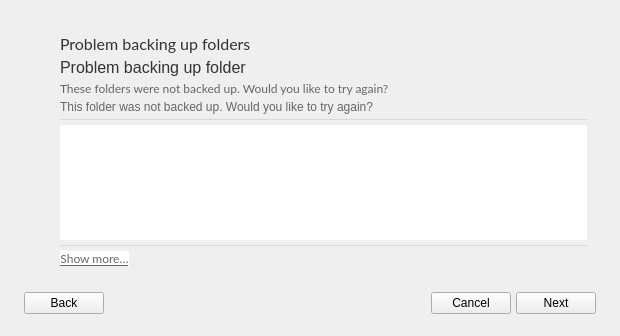
Old version of the form src/MEGASync/gui/macx/BackupsWizard.ui in the repository meganz/MEGAsync.
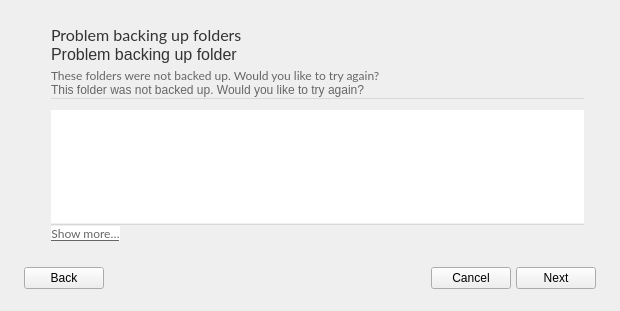
New version of the form. The open tabs and pages were chosen to show the change. Icons and pictures are not drawn.

Commit message: SNC-2141. Backups mac polish errors

Diff of the .ui file:
```diff
--- a/src/MEGASync/gui/macx/BackupsWizard.ui
+++ b/src/MEGASync/gui/macx/BackupsWizard.ui
@@ -10,7 +10,7 @@
     <x>0</x>
     <y>0</y>
     <width>620</width>
-    <height>505</height>
+    <height>375</height>
    </rect>
   </property>
   <property name="sizePolicy">
@@ -29,7 +29,7 @@
    <string>Setup backups</string>
   </property>
   <property name="windowIcon">
-   <iconset resource="../Resources_win.qrc">
+   <iconset resource="../Resources_macx.qrc">
     <normaloff>:/images/icons/ico_backup.png</normaloff>:/images/icons/ico_backup.png</iconset>
   </property>
   <property name="styleSheet">
@@ -255,7 +255,7 @@
       <string notr="true"/>
      </property>
      <property name="currentIndex">
-      <number>0</number>
+      <number>3</number>
      </property>
      <widget class="QWidget" name="pStep1">
       <property name="sizePolicy">
@@ -266,13 +266,13 @@
       </property>
       <layout class="QVBoxLayout" name="verticalLayout_7">
        <property name="leftMargin">
-        <number>0</number>
+        <number>16</number>
        </property>
        <property name="topMargin">
-        <number>0</number>
+        <number>6</number>
        </property>
        <property name="rightMargin">
-        <number>0</number>
+        <number>16</number>
        </property>
        <property name="bottomMargin">
         <number>0</number>
@@ -319,30 +319,6 @@
         </widget>
        </item>
        <item>
-        <layout class="QVBoxLayout" name="verticalLayout_6">
-         <property name="spacing">
-          <number>7</number>
-         </property>
-         <item>
-          <widget class="QLabel" name="lSubtitleStep1">
-           <property name="sizePolicy">
-            <sizepolicy hsizetype="Preferred" vsizetype="Maximum">
-             <horstretch>0</horstretch>
-             <verstretch>0</verstretch>
-            </sizepolicy>
-           </property>
-           <property name="text">
-            <string>&lt;html&gt;&lt;head/&gt;&lt;body&gt;&lt;p&gt;&lt;span style=&quot; font-size:12px;&quot;&gt;MEGA Backup ensures changes to your local folders and files are automatically uploaded and synchronised to the MEGA Cloud.&lt;/span&gt;&lt;/p&gt;&lt;/body&gt;&lt;/html&gt;</string>
-           </property>
-           <property name="textFormat">
-            <enum>Qt::RichText</enum>
-           </property>
-           <property name="wordWrap">
-            <bool>true</bool>
-           </property>
-          </widget>
-         </item>
-         <item>
           <widget class="QFrame" name="fFoldersStep1">
            <property name="sizePolicy">
             <sizepolicy hsizetype="Preferred" vsizetype="Expanding">
@@ -583,8 +559,6 @@
            </layout>
           </widget>
          </item>
-        </layout>
-       </item>
        <item>
         <widget class="QStackedWidget" name="sMoreFolders">
          <property name="sizePolicy">
@@ -745,6 +719,12 @@
            <height>0</height>
           </size>
          </property>
+         <property name="maximumSize">
+          <size>
+           <width>16777215</width>
+           <height>16777215</height>
+          </size>
+         </property>
          <property name="frameShape">
           <enum>QFrame::NoFrame</enum>
          </property>
@@ -951,7 +931,7 @@
           <string notr="true"/>
          </property>
          <property name="pixmap">
-          <pixmap resource="../Resources_win.qrc">:/images/bug_report_success.png</pixmap>
+          <pixmap resource="../Resources_macx.qrc">:/images/bug_report_success.png</pixmap>
          </property>
         </widget>
        </item>
@@ -1075,20 +1055,29 @@
        <property name="spacing">
         <number>20</number>
        </property>
+       <property name="leftMargin">
+        <number>0</number>
+       </property>
+       <property name="topMargin">
+        <number>0</number>
+       </property>
+       <property name="rightMargin">
+        <number>12</number>
+       </property>
        <item alignment="Qt::AlignTop">
         <widget class="QLabel" name="lErrorIcon">
          <property name="text">
           <string notr="true"/>
          </property>
          <property name="pixmap">
-          <pixmap resource="../Resources_win.qrc">:/images/icon_error.png</pixmap>
+          <pixmap resource="../Resources_macx.qrc">:/images/icon_error.png</pixmap>
          </property>
         </widget>
        </item>
        <item>
-        <layout class="QVBoxLayout" name="verticalLayout_4" stretch="0,0,0,0,0,0,0,0">
+        <layout class="QVBoxLayout" name="verticalLayout_4" stretch="0,0,0,0,0,0,0,0,0,0">
          <property name="spacing">
-          <number>4</number>
+          <number>0</number>
          </property>
          <property name="bottomMargin">
           <number>0</number>
@@ -1125,6 +1114,22 @@
            </property>
           </widget>
          </item>
+         <item>
+          <spacer name="verticalSpacer">
+           <property name="orientation">
+            <enum>Qt::Vertical</enum>
+           </property>
+           <property name="sizeType">
+            <enum>QSizePolicy::Fixed</enum>
+           </property>
+           <property name="sizeHint" stdset="0">
+            <size>
+             <width>20</width>
+             <height>4</height>
+            </size>
+           </property>
+          </spacer>
+         </item>
          <item alignment="Qt::AlignLeft|Qt::AlignTop">
           <widget class="QLabel" name="lErrorTextPlural">
            <property name="font">
@@ -1169,6 +1174,22 @@
            </property>
           </widget>
          </item>
+         <item>
+          <spacer name="verticalSpacer_2">
+           <property name="orientation">
+            <enum>Qt::Vertical</enum>
+           </property>
+           <property name="sizeType">
+            <enum>QSizePolicy::Minimum</enum>
+           </property>
+           <property name="sizeHint" stdset="0">
+            <size>
+             <width>20</width>
+             <height>10</height>
+            </size>
+           </property>
+          </spacer>
+         </item>
          <item>
           <widget class="QTextEdit" name="tTextEdit">
            <property name="sizePolicy">
@@ -1217,6 +1238,13 @@
            <property name="readOnly">
             <bool>true</bool>
            </property>
+           <property name="html">
+            <string>&lt;!DOCTYPE HTML PUBLIC &quot;-//W3C//DTD HTML 4.0//EN&quot; &quot;http://www.w3.org/TR/REC-html40/strict.dtd&quot;&gt;
+&lt;html&gt;&lt;head&gt;&lt;meta name=&quot;qrichtext&quot; content=&quot;1&quot; /&gt;&lt;meta charset=&quot;utf-8&quot; /&gt;&lt;style type=&quot;text/css&quot;&gt;
+p, li { white-space: pre-wrap; }
+&lt;/style&gt;&lt;/head&gt;&lt;body style=&quot; font-family:'Lato'; font-size:13pt; font-weight:400; font-style:normal;&quot;&gt;
+&lt;p style=&quot;-qt-paragraph-type:empty; margin-top:0px; margin-bottom:0px; margin-left:0px; margin-right:0px; -qt-block-indent:0; text-indent:0px; line-height:200%;&quot;&gt;&lt;br /&gt;&lt;/p&gt;&lt;/body&gt;&lt;/html&gt;</string>
+           </property>
           </widget>
          </item>
          <item>
```
Left out of the diff: 2 changed lines with no effect on the pictures. Lines whose indentation alone changed are shown as unchanged. The commit also changes 1 other file.
